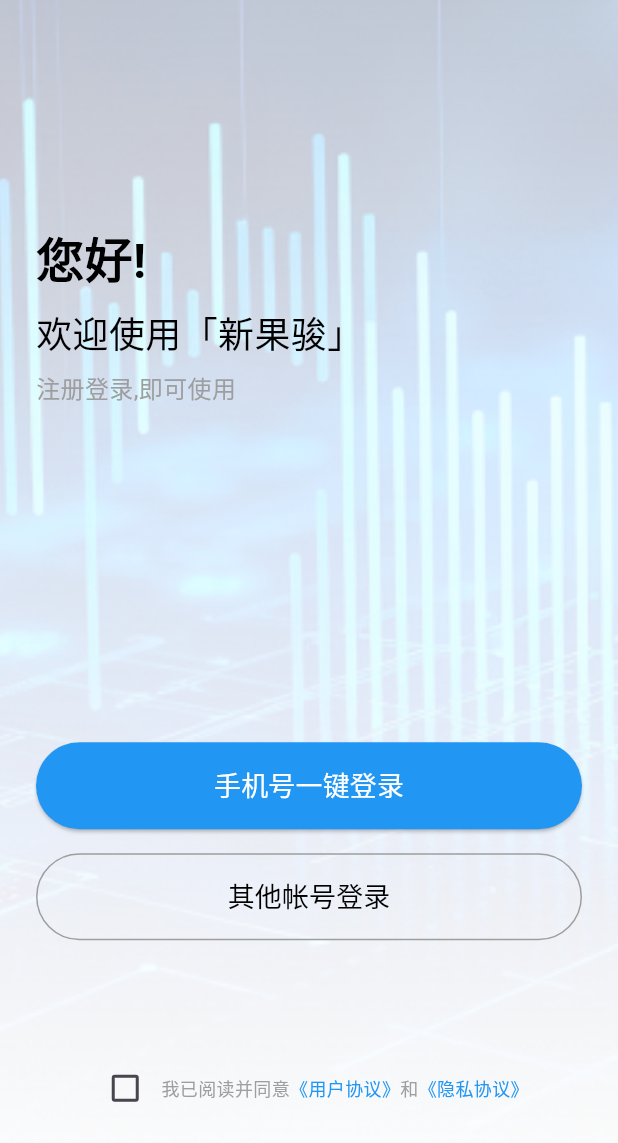
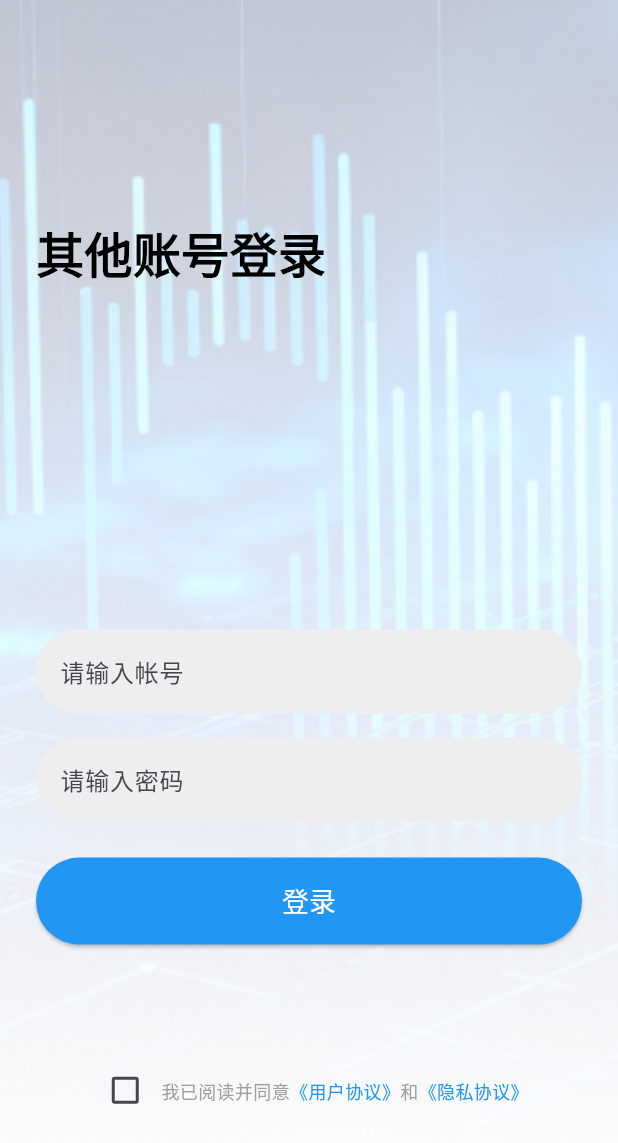
Before and after one commit to 2248157705/mall_flutter, a Flutter app: the screen it shows after launch, after a tap on "其他帐号登录", on a phone screen of 412 x 824 dp. Shown: the top 1143 px of the screen. Run offline on Flutter 3.47's test engine with Material 3 defaults, Android fonts, the phone set to English and light mode, and no system bars; our stand-ins replace dio, retrofit; network calls fail.

Commit message:
登录接口

```diff
--- a/lib/main.dart
+++ b/lib/main.dart
@@ -39,8 +39,11 @@ class LoginPage extends StatefulWidget {
 
 class _LoginPageState extends State<LoginPage> {
   bool _isChecked = false;
+  bool _showOtherLogin = false;
   late final LoginService _loginService;
   final Dio _dio = buildDioClient("https://testenv.xinguojun.cn/api/gtw/xgj-mall-api/");
+  final TextEditingController _usernameController = TextEditingController();
+  final TextEditingController _passwordController = TextEditingController();
 
   @override
   void initState() {
@@ -53,25 +56,113 @@ class _LoginPageState extends State<LoginPage> {
       final request = LoginRequest(username: '13974371029', code: '2025');
       final response = await _loginService.login(request);
 
-      // Save the token
       Provider.of<UserProvider>(context, listen: false).setToken(response.data.token);
 
-      // Navigate to HomePage
       Navigator.pushReplacement(
         context,
         MaterialPageRoute(builder: (context) => const HomePage()),
       );
     } on DioError catch (e) {
-      // Handle Dio-specific errors
       ScaffoldMessenger.of(context).showSnackBar(
         SnackBar(content: Text('Login failed: ${e.message}')),
       );
     } catch (e) {
-      // Handle other errors
       ScaffoldMessenger.of(context).showSnackBar(
         SnackBar(content: Text('An unexpected error occurred: $e')),
       );
     }
+  }
+
+  Widget _buildOneClickLoginView() {
+    return Column(
+      crossAxisAlignment: CrossAxisAlignment.stretch,
+      children: [
+        ElevatedButton(
+          onPressed: _login,
+          style: ElevatedButton.styleFrom(
+            backgroundColor: Colors.blue,
+            padding: const EdgeInsets.symmetric(vertical: 16),
+            shape: RoundedRectangleBorder(
+              borderRadius: BorderRadius.circular(30),
+            ),
+          ),
+          child: const Text(
+            '手机号一键登录',
+            style: TextStyle(fontSize: 18, color: Colors.white),
+          ),
+        ),
+        const SizedBox(height: 16),
+        OutlinedButton(
+          onPressed: () {
+            setState(() {
+              _showOtherLogin = true;
+            });
+          },
+          style: OutlinedButton.styleFrom(
+            padding: const EdgeInsets.symmetric(vertical: 16),
+            shape: RoundedRectangleBorder(
+              borderRadius: BorderRadius.circular(30),
+            ),
+            side: const BorderSide(color: Colors.grey),
+          ),
+          child: const Text(
+            '其他帐号登录',
+            style: TextStyle(fontSize: 18, color: Colors.black),
+          ),
+        ),
+      ],
+    );
+  }
+
+  Widget _buildOtherLoginView() {
+    return Column(
+      crossAxisAlignment: CrossAxisAlignment.stretch,
+      children: [
+        TextField(
+          controller: _usernameController,
+          decoration: InputDecoration(
+            hintText: '请输入帐号',
+            filled: true,
+            fillColor: Colors.grey[200],
+            border: OutlineInputBorder(
+              borderRadius: BorderRadius.circular(30),
+              borderSide: BorderSide.none,
+            ),
+          ),
+        ),
+        const SizedBox(height: 16),
+        TextField(
+          controller: _passwordController,
+          obscureText: true,
+          decoration: InputDecoration(
+            hintText: '请输入密码',
+            filled: true,
+            fillColor: Colors.grey[200],
+            border: OutlineInputBorder(
+              borderRadius: BorderRadius.circular(30),
+              borderSide: BorderSide.none,
+            ),
+          ),
+        ),
+        const SizedBox(height: 24),
+        ElevatedButton(
+          onPressed: () {
+            // Implement login with username and password
+          },
+          style: ElevatedButton.styleFrom(
+            backgroundColor: Colors.blue,
+            padding: const EdgeInsets.symmetric(vertical: 16),
+            shape: RoundedRectangleBorder(
+              borderRadius: BorderRadius.circular(30),
+            ),
+          ),
+          child: const Text(
+            '登录',
+            style: TextStyle(fontSize: 18, color: Colors.white),
+          ),
+        ),
+      ],
+    );
   }
 
   @override
@@ -91,15 +182,16 @@ class _LoginPageState extends State<LoginPage> {
             crossAxisAlignment: CrossAxisAlignment.stretch,
             children: <Widget>[
               const Spacer(flex: 2),
-              const Text(
-                '您好!',
-                style: TextStyle(
+              Text(
+                _showOtherLogin ? '其他账号登录' : '您好!',
+                style: const TextStyle(
                   fontSize: 32,
                   fontWeight: FontWeight.bold,
                   color: Colors.black,
                 ),
               ),
               const SizedBox(height: 8),
+              if (!_showOtherLogin)
                 const Text(
                   '欢迎使用「新果骏」',
                   style: TextStyle(
@@ -107,7 +199,9 @@ class _LoginPageState extends State<LoginPage> {
                     color: Colors.black,
                   ),
                 ),
+              if (!_showOtherLogin)
                 const SizedBox(height: 8),
+              if (!_showOtherLogin)
                 const Text(
                   '注册登录,即可使用',
                   style: TextStyle(
@@ -116,34 +210,9 @@ class _LoginPageState extends State<LoginPage> {
                   ),
                 ),
               const Spacer(flex: 3),
-              ElevatedButton(
-                onPressed: _login,
-                style: ElevatedButton.styleFrom(
-                  backgroundColor: Colors.blue,
-                  padding: const EdgeInsets.symmetric(vertical: 16),
-                  shape: RoundedRectangleBorder(
-                    borderRadius: BorderRadius.circular(30),
-                  ),
-                ),
-                child: const Text(
-                  '手机号一键登录',
-                  style: TextStyle(fontSize: 18, color: Colors.white),
-                ),
-              ),
-              const SizedBox(height: 16),
-              OutlinedButton(
-                onPressed: () {},
-                style: OutlinedButton.styleFrom(
-                  padding: const EdgeInsets.symmetric(vertical: 16),
-                  shape: RoundedRectangleBorder(
-                    borderRadius: BorderRadius.circular(30),
-                  ),
-                  side: const BorderSide(color: Colors.grey),
-                ),
-                child: const Text(
-                  '其他帐号登录',
-                  style: TextStyle(fontSize: 18, color: Colors.black),
-                ),
+              AnimatedSwitcher(
+                duration: const Duration(milliseconds: 300),
+                child: _showOtherLogin ? _buildOtherLoginView() : _buildOneClickLoginView(),
               ),
               const Spacer(flex: 1),
               Row(
```
Lines whose indentation alone changed are shown as unchanged.
